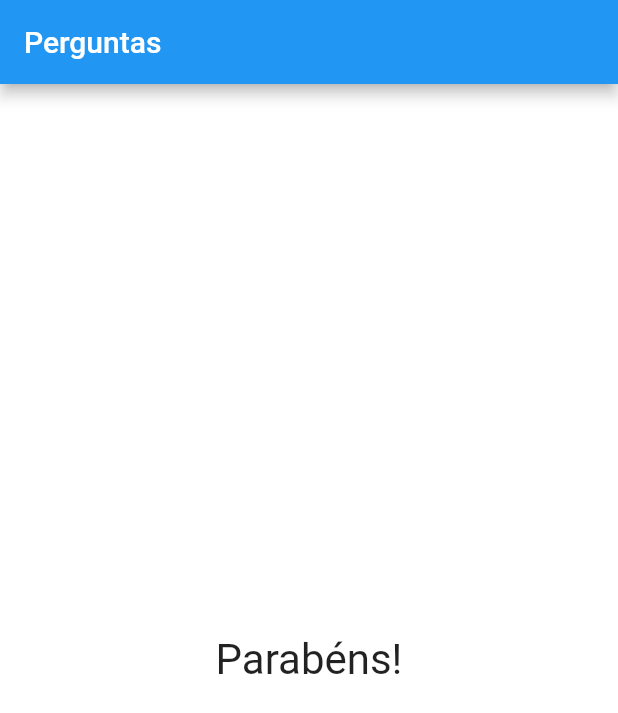
After one commit to lucasSouzaWebDev/flutter-questions, a Flutter app: the screen it shows after launch, after a tap on "Preto", after a tap on "Cobra", after a tap on "Leo", on a phone screen of 412 x 824 dp. The commit adds this screen. Shown: the top 713 px of the screen. Run offline on Flutter 3.47's test engine with Material 2 defaults, Android fonts, the phone set to English and light mode, and no system bars.

Commit message:
Created result widget.

```diff
--- a/lib/main.dart
+++ b/lib/main.dart
@@ -1,6 +1,7 @@
 import 'package:flutter/material.dart';
 import './question.dart';
 import './answer.dart';
+import './result.dart';
 
 void main() => runApp(QuestionApp());
 
@@ -50,9 +51,7 @@ class _QuestionAppState extends State<QuestionApp> {
                   ...answers.map((text) => Answer(text, _answer)).toList(),
                 ],
               )
-            : Center(
-                child: Text('Parabéns!', style: TextStyle(fontSize: 28)),
-              ),
+            : Result(),
         backgroundColor: Color(0xFFFFFFFF),
       ),
     );
--- /dev/null
+++ b/lib/result.dart
@@ -0,0 +1,12 @@
+import 'package:flutter/material.dart';
+
+class Result extends StatelessWidget {
+  const Result({super.key});
+
+  @override
+  Widget build(BuildContext context) {
+    return Center(
+      child: Text('Parabéns!', style: TextStyle(fontSize: 28)),
+    );
+  }
+}
```
